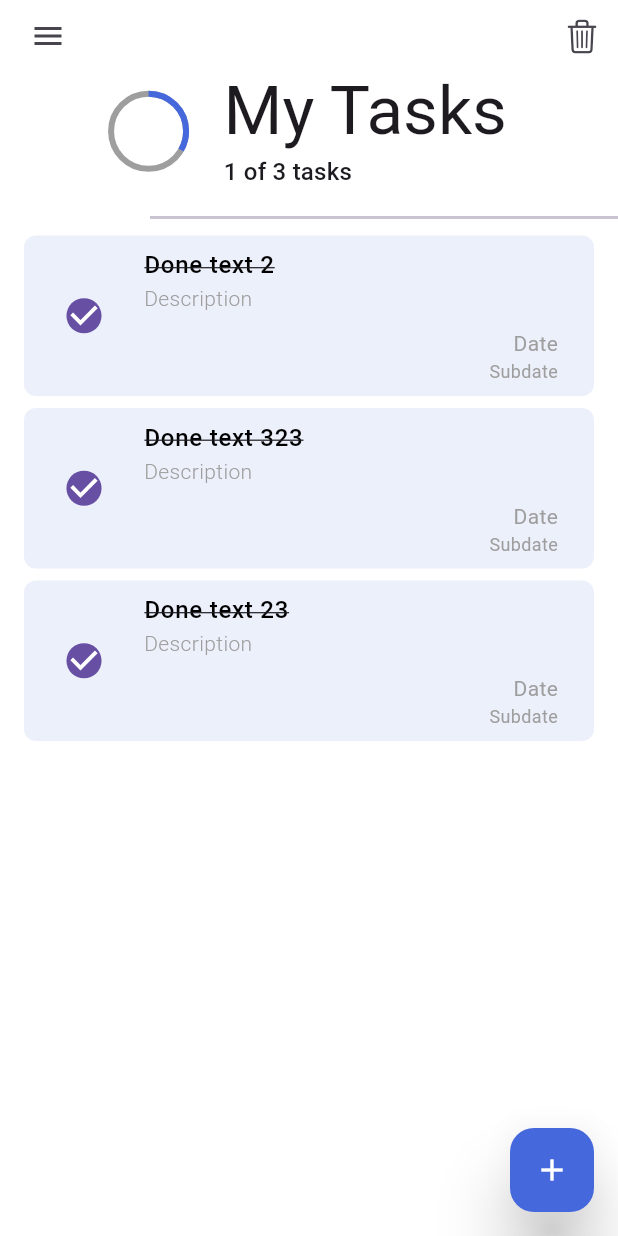
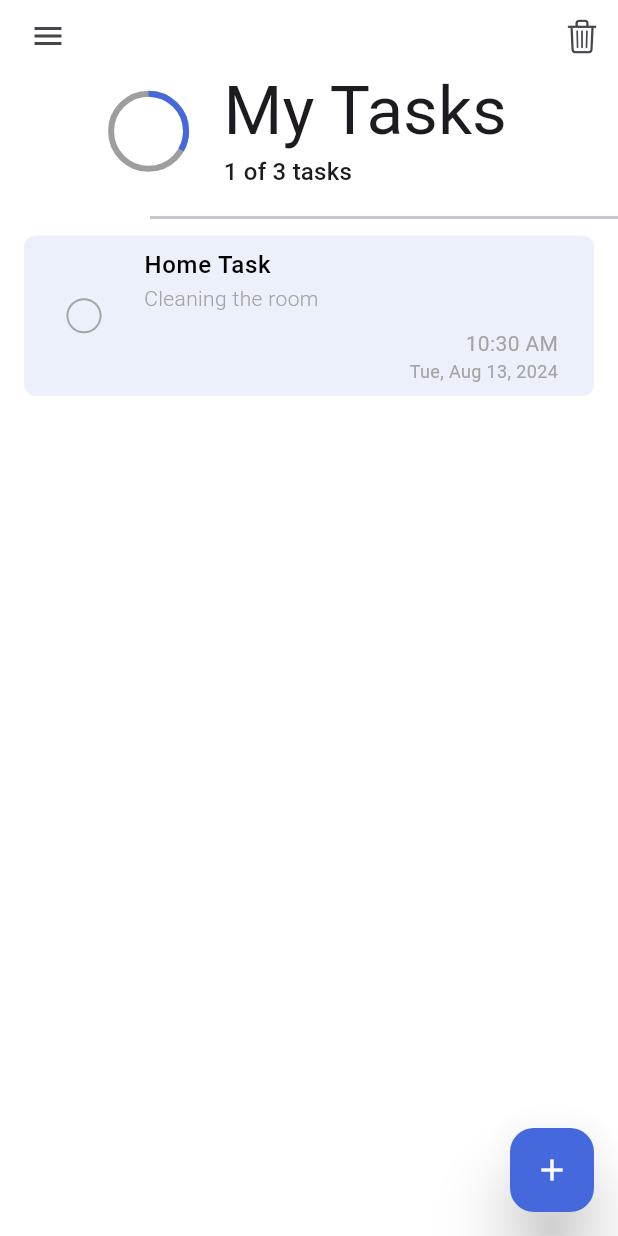
Before and after one commit to fjr619/Flutter-Todo-Hive, a Flutter app: the screen it shows after launch, on a phone screen of 412 x 824 dp. Run offline on Flutter 3.47's test engine with Material 3 defaults, Android fonts, the phone set to English and light mode, and no system bars; drawn by our look-alikes of flutter_slider_drawer; our stand-ins replace animate_do, gap, get_it, hive, hive_flutter, lottie; missing offline and left inert: flutter_cupertino_date_picker_fork, ftoast, panara_dialogs; accounts and stored records are empty.

Commit message:
handle task's data in task screen

```diff
--- a/lib/data/repository/task_repository_impl.dart
+++ b/lib/data/repository/task_repository_impl.dart
@@ -1,4 +1,5 @@
 import 'package:flutter/src/foundation/change_notifier.dart';
+import 'package:flutter_todo_hive/data/local/entities/task_entity.dart';
 import 'package:flutter_todo_hive/data/local/hive_data_store.dart';
 import 'package:flutter_todo_hive/data/mapper/task_mapper.dart';
 import 'package:flutter_todo_hive/domain/model/task.dart';
@@ -12,7 +13,12 @@ class TaskRepositoryImpl implements TaskRepository {
 
   @override
   Future<void> addTask(Task task) async {
-    await _hiveDataStore.addTask(task: task.toEntity());
+    TaskEntity taskEntity = TaskEntity.create(
+        title: task.title,
+        subTitle: task.subTitle,
+        createdAtDate: task.createdAtDate,
+        createdAtTime: task.createdAtTime);
+    await _hiveDataStore.addTask(task: taskEntity);
   }
 
   @override
--- a/lib/presentation/screens/home/components/fab.dart
+++ b/lib/presentation/screens/home/components/fab.dart
@@ -19,7 +19,7 @@ class FAB extends StatelessWidget {
         Navigator.push(
           context,
           CupertinoPageRoute(
-            builder: (context) => const TaskScreen(),
+            builder: (context) => TaskScreen(),
           ),
         );
       },
--- a/lib/presentation/screens/home/components/home_content.dart
+++ b/lib/presentation/screens/home/components/home_content.dart
@@ -1,5 +1,6 @@
 import 'package:animate_do/animate_do.dart';
 import 'package:flutter/material.dart';
+import 'package:flutter_todo_hive/domain/model/task.dart';
 import 'package:gap/gap.dart';
 import 'package:lottie/lottie.dart';
 
@@ -93,7 +94,13 @@ class HomeContent extends StatelessWidget {
           },
           key: UniqueKey(),
           child: TaskListItem(
-            data: datas[index],
+            task: Task(
+                id: "2",
+                title: "Home Task",
+                subTitle: "Cleaning the room",
+                createdAtTime: DateTime.now(),
+                createdAtDate: DateTime.now(),
+                isCompleted: false),
           ),
         );
       },
--- a/lib/presentation/screens/home/components/task_list_item.dart
+++ b/lib/presentation/screens/home/components/task_list_item.dart
@@ -1,13 +1,17 @@
 import 'dart:developer';
 
+import 'package:flutter/cupertino.dart';
 import 'package:flutter/material.dart';
+import 'package:flutter_todo_hive/domain/model/task.dart';
+import 'package:flutter_todo_hive/presentation/screens/task/task_screen.dart';
 import 'package:flutter_todo_hive/presentation/utils/colors.dart';
+import 'package:intl/intl.dart';
 
 class TaskListItem extends StatelessWidget {
-  final int data;
+  final Task task;
 
   const TaskListItem({
-    required this.data,
+    required this.task,
     super.key,
   });
 
@@ -16,14 +20,10 @@ class TaskListItem extends StatelessWidget {
     return AnimatedContainer(
       margin: const EdgeInsets.symmetric(horizontal: 16, vertical: 4),
       decoration: BoxDecoration(
-        color: AppColors.primaryColor.withOpacity(0.1),
+        color: task.isCompleted
+            ? const Color.fromARGB(154, 119, 144, 229)
+            : AppColors.primaryColor.withOpacity(0.1),
         borderRadius: BorderRadius.circular(8),
-        // boxShadow: [
-        //   BoxShadow(
-        //       color: Colors.black.withOpacity(0.05),
-        //       offset: const Offset(0, 4),
-        //       blurRadius: 10),
-        // ],
       ),
       duration: const Duration(milliseconds: 300),
       child: Material(
@@ -32,7 +32,15 @@ class TaskListItem extends StatelessWidget {
           borderRadius: BorderRadius.circular(8),
           onTap: () {
             /// Navigate to Task View to see Task Details
-            log("onclick item $data");
+            log("Navigate to Task View");
+            Navigator.push(
+              context,
+              CupertinoPageRoute(
+                builder: (context) => TaskScreen(
+                  task: task,
+                ),
+              ),
+            );
           },
           child: ListTile(
             /// Check Icon
@@ -40,33 +48,48 @@ class TaskListItem extends StatelessWidget {
               scale: 1.3,
               child: Checkbox(
                 shape: const CircleBorder(),
-                value: true,
+                side: WidgetStateBorderSide.resolveWith(
+                  (states) => BorderSide(
+                      width: 1.0,
+                      color: task.isCompleted
+                          ? AppColors.primaryColor
+                          : const Color.fromARGB(255, 164, 164, 164)),
+                ),
+                checkColor: Colors.white,
+                activeColor: AppColors.primaryColor,
+                value: task.isCompleted,
                 onChanged: (value) {
                   ///check and uncheck
-                  log("onChange $value index $data");
+                  log("onChange $value");
+                  // task.isCompleted = value ?? false;
                 },
               ),
             ),
 
             /// Task Title
             title: Text(
-              "Done text $data",
-              style: const TextStyle(
-                color: Colors.black,
+              task.title,
+              style: TextStyle(
+                color: task.isCompleted ? AppColors.primaryColor : Colors.black,
                 fontWeight: FontWeight.w500,
-                decoration: TextDecoration.lineThrough,
+                decoration:
+                    task.isCompleted ? TextDecoration.lineThrough : null,
               ),
             ),
 
             ///Task Description
-            subtitle: const Column(
+            subtitle: Column(
               crossAxisAlignment: CrossAxisAlignment.start,
               children: [
                 Text(
-                  "Description",
+                  task.subTitle,
                   style: TextStyle(
-                    color: Colors.grey,
+                    color: task.isCompleted
+                        ? AppColors.primaryColor
+                        : const Color.fromARGB(255, 164, 164, 164),
                     fontWeight: FontWeight.w300,
+                    decoration:
+                        task.isCompleted ? TextDecoration.lineThrough : null,
                   ),
                 ),
 
@@ -74,17 +97,27 @@ class TaskListItem extends StatelessWidget {
                 Align(
                   alignment: Alignment.bottomRight,
                   child: Padding(
-                    padding: EdgeInsets.only(top: 10),
+                    padding: const EdgeInsets.only(top: 10),
                     child: Column(
                       crossAxisAlignment: CrossAxisAlignment.end,
                       children: [
                         Text(
-                          "Date",
-                          style: TextStyle(fontSize: 14, color: Colors.grey),
+                          DateFormat('hh:mm a').format(task.createdAtTime),
+                          style: TextStyle(
+                            fontSize: 14,
+                            color: task.isCompleted
+                                ? Colors.white
+                                : const Color.fromARGB(255, 164, 164, 164),
+                          ),
                         ),
                         Text(
-                          "Subdate",
-                          style: TextStyle(fontSize: 12, color: Colors.grey),
+                          DateFormat.yMMMEd().format(task.createdAtDate),
+                          style: TextStyle(
+                            fontSize: 12,
+                            color: task.isCompleted
+                                ? Colors.white
+                                : const Color.fromARGB(255, 164, 164, 164),
+                          ),
                         )
                       ],
                     ),
--- a/lib/presentation/screens/home/home_screen.dart
+++ b/lib/presentation/screens/home/home_screen.dart
@@ -5,6 +5,7 @@ import 'package:flutter_slider_drawer/flutter_slider_drawer.dart';
 import 'package:flutter_todo_hive/presentation/screens/home/components/home_app_bar.dart';
 import 'package:flutter_todo_hive/presentation/screens/home/components/home_content.dart';
 import 'package:flutter_todo_hive/presentation/screens/home/components/home_drawer.dart';
+import 'package:flutter_todo_hive/presentation/utils/util.dart';
 
 import 'components/fab.dart';
 
@@ -16,7 +17,7 @@ class HomeScreen extends StatefulWidget {
 }
 
 class _HomeScreenState extends State<HomeScreen> {
-  final List<int> test = [2, 323, 23];
+  final List<int> test = [2];
 
   GlobalKey<SliderDrawerState> drawerKey = GlobalKey();
 
@@ -37,6 +38,15 @@ class _HomeScreenState extends State<HomeScreen> {
         appBar: HomeAppBar(
           drawerKey: drawerKey,
           deleteAllClick: () {
+            deleteAllTask(
+              context: context,
+              onCancel: () {
+                Navigator.pop(context);
+              },
+              onConfirm: () {
+                Navigator.pop(context);
+              },
+            );
             log("delete all tasks");
           },
         ),
```
Also changed, not shown: lib/presentation/screens/task/components/date_time_selection.dart (+7 -17 lines), lib/presentation/screens/task/task_screen.dart (+112 -14 lines), lib/presentation/utils/util.dart (+11 -0 lines).
